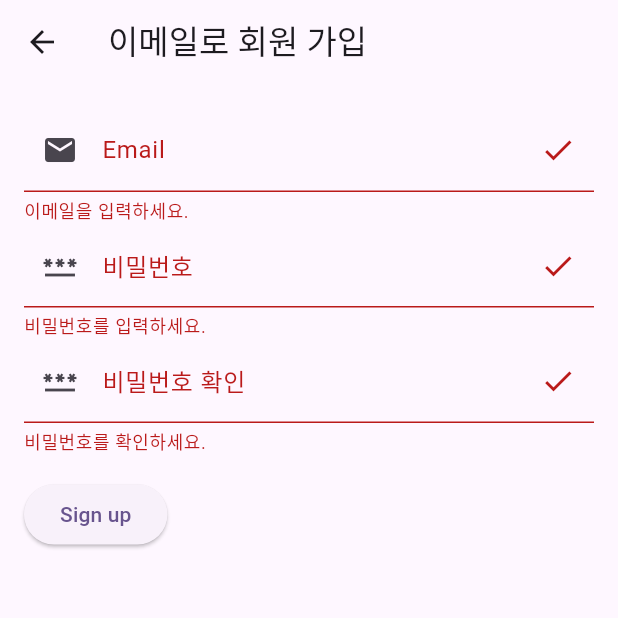
After one commit to doIt-flutterApps/2nd_crafty, a Flutter app: the SignUpWithEmailPage screen opened directly, after a tap on "Sign up", on a phone screen of 412 x 824 dp, the top half of it. The commit adds this screen. Run offline on Flutter 3.47's test engine with Material 3 defaults, Android fonts, the phone set to English and light mode, and no system bars; our stand-ins replace cloud_firestore, connectivity_plus, firebase_auth, firebase_core, firebase_crashlytics, firebase_messaging and 6 more; missing offline and left inert: firebase_app_check; accounts and stored records are empty.

Commit message:
08-2 [실습] 로그인 페이지 만들기

```diff
--- a/lib/intro/intro_page.dart
+++ b/lib/intro/intro_page.dart
@@ -12,6 +12,7 @@ import 'package:shared_preferences/shared_preferences.dart';
 
 import '../../data/user.dart';
 import '../data/constant.dart';
+import '../view/auth/auth_page.dart';
 
 class IntroPage extends StatefulWidget {
   const IntroPage({super.key});
@@ -195,8 +196,8 @@ class _IntroPage extends State<IntroPage> {
                   });
                 } else {
                   Future.delayed(const Duration(seconds: 2), () {
-                    print("로그인 안 됨");
                     // 로그인 페이지로 이동하기
+                    Get.off(AuthPage());
                   });
                 }
               });
--- /dev/null
+++ b/lib/view/auth/email_dialog.dart
@@ -0,0 +1,98 @@
+import 'package:flutter/material.dart';
+import 'package:get/get.dart';
+import '../../data/user.dart';
+
+class SignUpWithEmailPage extends StatefulWidget {
+  const SignUpWithEmailPage({super.key});
+
+  @override
+  _SignUpWithEmailPage createState() => _SignUpWithEmailPage();
+}
+
+class _SignUpWithEmailPage extends State<SignUpWithEmailPage> {
+  final _formKey = GlobalKey<FormState>();
+  final _emailController = TextEditingController();
+  final _passwordController = TextEditingController();
+  final _confirmPasswordController = TextEditingController();
+
+  @override
+  Widget build(BuildContext context) {
+    return Scaffold(
+      appBar: AppBar(title: Text('이메일로 회원 가입')),
+      body: Padding(
+        padding: const EdgeInsets.all(16.0),
+        child: Form(
+          key: _formKey,
+          child: Column(
+            crossAxisAlignment: CrossAxisAlignment.start,
+            children: <Widget>[
+              TextFormField(
+                controller: _emailController,
+                decoration: const InputDecoration(
+                  labelText: 'Email',
+                  prefixIcon: Icon(Icons.email),
+                  suffixIcon: Icon(Icons.check),
+                ),
+                validator: (value) {
+                  if (value!.isEmpty) {
+                    return '이메일을 입력하세요.';
+                  }
+                  return null;
+                },
+              ),
+              TextFormField(
+                controller: _passwordController,
+                decoration: const InputDecoration(
+                  labelText: '비밀번호',
+                  prefixIcon: Icon(Icons.password),
+                  suffixIcon: Icon(Icons.check),
+                ),
+                obscureText: true,
+                validator: (value) {
+                  if (value!.isEmpty) {
+                    return '비밀번호를 입력하세요.';
+                  }
+                  return null;
+                },
+              ),
+              TextFormField(
+                controller: _confirmPasswordController,
+                decoration: const InputDecoration(
+                  labelText: '비밀번호 확인',
+                  prefixIcon: Icon(Icons.password),
+                  suffixIcon: Icon(Icons.check),
+                ),
+                obscureText: true,
+                validator: (value) {
+                  if (value!.isEmpty) {
+                    return '비밀번호를 확인하세요.';
+                  }
+                  if (value != _passwordController.text) {
+                    return '비밀번호가 맞지 않습니다.';
+                  }
+                  return null;
+                },
+              ),
+              Padding(
+                padding: const EdgeInsets.symmetric(vertical: 16.0),
+                child: ElevatedButton(
+                  onPressed: () {
+                    if (_formKey.currentState!.validate()) {
+                      Get.back(
+                        result: CraftyUser(
+                          email: _emailController.text.trim(),
+                          password: _passwordController.text.trim(),
+                        ),
+                      );
+                    }
+                  },
+                  child: Text('Sign up'),
+                ),
+              ),
+            ],
+          ),
+        ),
+      ),
+    );
+  }
+}
```
Also changed, not shown: lib/view/auth/auth_page.dart (added, +217 -0 lines), lib/view/auth/email_login_dialog.dart (added, +79 -0 lines).
